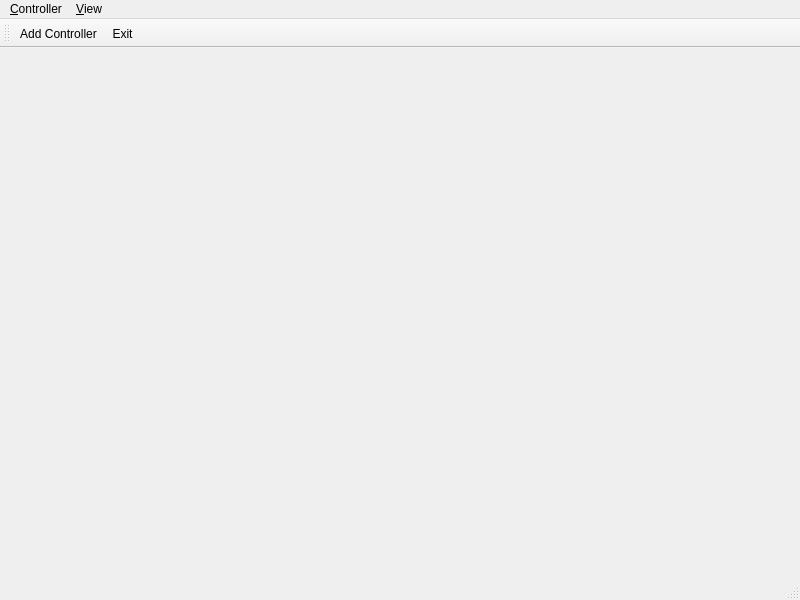
First picture: the form in Ui/Ui_MainWindow.ui, repository zwj12/EbaraTool, before the edit.
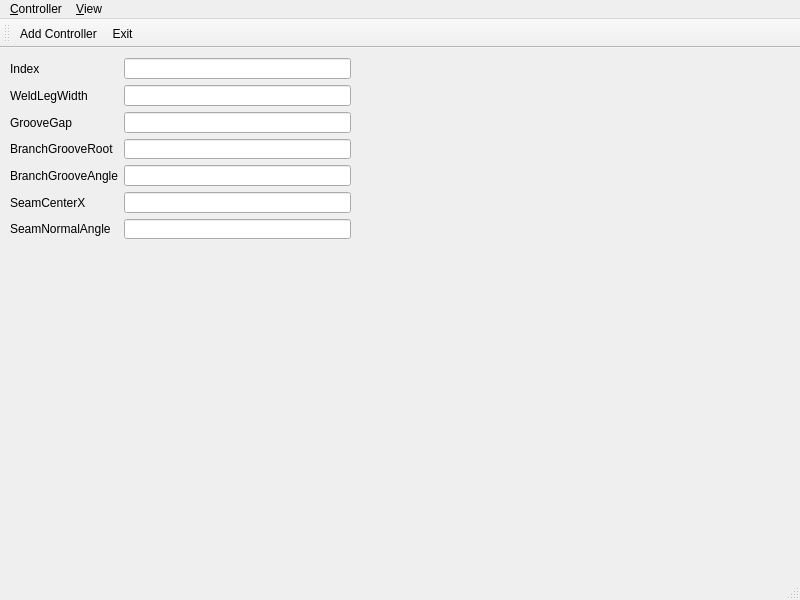
Second picture: the form after the edit.

Commit message: Create pipe_groove_model

```diff
--- a/Ui/Ui_MainWindow.ui
+++ b/Ui/Ui_MainWindow.ui
@@ -13,7 +13,90 @@
   <property name="windowTitle">
    <string>MainWindow</string>
   </property>
-  <widget class="QWidget" name="centralwidget"/>
+  <widget class="QWidget" name="centralwidget">
+   <widget class="QWidget" name="gridLayoutWidget">
+    <property name="geometry">
+     <rect>
+      <x>10</x>
+      <y>10</y>
+      <width>341</width>
+      <height>181</height>
+     </rect>
+    </property>
+    <layout class="QGridLayout" name="gridLayout">
+     <item row="1" column="0">
+      <widget class="QLabel" name="label_WeldLegWidth">
+       <property name="text">
+        <string>WeldLegWidth</string>
+       </property>
+      </widget>
+     </item>
+     <item row="0" column="2">
+      <widget class="QLineEdit" name="lineEdit_Index"/>
+     </item>
+     <item row="2" column="2">
+      <widget class="QLineEdit" name="lineEdit_GrooveGap"/>
+     </item>
+     <item row="5" column="0">
+      <widget class="QLabel" name="label_SeamCenterX">
+       <property name="text">
+        <string>SeamCenterX</string>
+       </property>
+      </widget>
+     </item>
+     <item row="2" column="0">
+      <widget class="QLabel" name="label_GrooveGap">
+       <property name="text">
+        <string>GrooveGap</string>
+       </property>
+      </widget>
+     </item>
+     <item row="3" column="0">
+      <widget class="QLabel" name="label_BranchGrooveRoot">
+       <property name="text">
+        <string>BranchGrooveRoot</string>
+       </property>
+      </widget>
+     </item>
+     <item row="3" column="2">
+      <widget class="QLineEdit" name="lineEdit_BranchGrooveRoot"/>
+     </item>
+     <item row="4" column="2">
+      <widget class="QLineEdit" name="lineEdit_BranchGrooveAngle"/>
+     </item>
+     <item row="5" column="2">
+      <widget class="QLineEdit" name="lineEdit_SeamCenterX"/>
+     </item>
+     <item row="1" column="2">
+      <widget class="QLineEdit" name="lineEdit_WeldLegWidth"/>
+     </item>
+     <item row="4" column="0">
+      <widget class="QLabel" name="label_BranchGrooveAngle">
+       <property name="text">
+        <string>BranchGrooveAngle</string>
+       </property>
+      </widget>
+     </item>
+     <item row="0" column="0">
+      <widget class="QLabel" name="label_Index">
+       <property name="text">
+        <string>Index</string>
+       </property>
+      </widget>
+     </item>
+     <item row="6" column="0">
+      <widget class="QLabel" name="label_7">
+       <property name="text">
+        <string>SeamNormalAngle</string>
+       </property>
+      </widget>
+     </item>
+     <item row="6" column="2">
+      <widget class="QLineEdit" name="lineEdit_SeamNormalAngle"/>
+     </item>
+    </layout>
+   </widget>
+  </widget>
   <widget class="QMenuBar" name="menubar">
    <property name="geometry">
     <rect>
```
Left out of the diff: 2 changed lines with no effect on the pictures. The commit also changes 6 other files.
